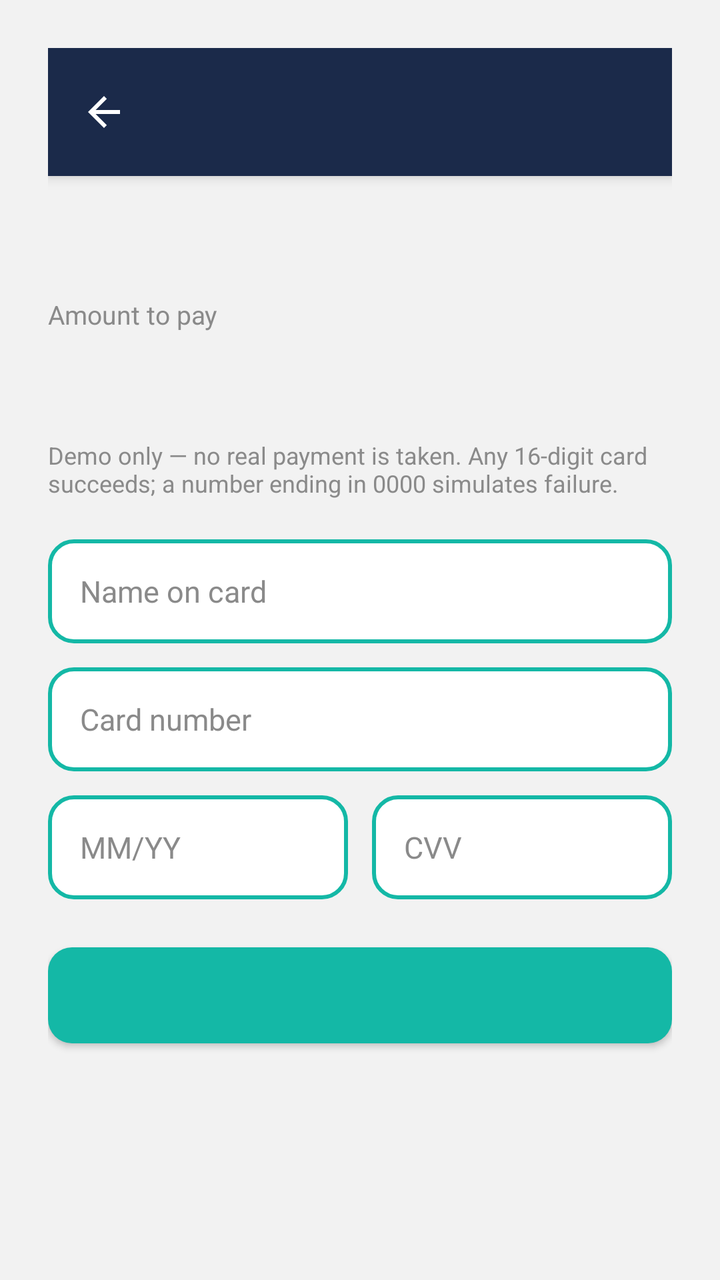
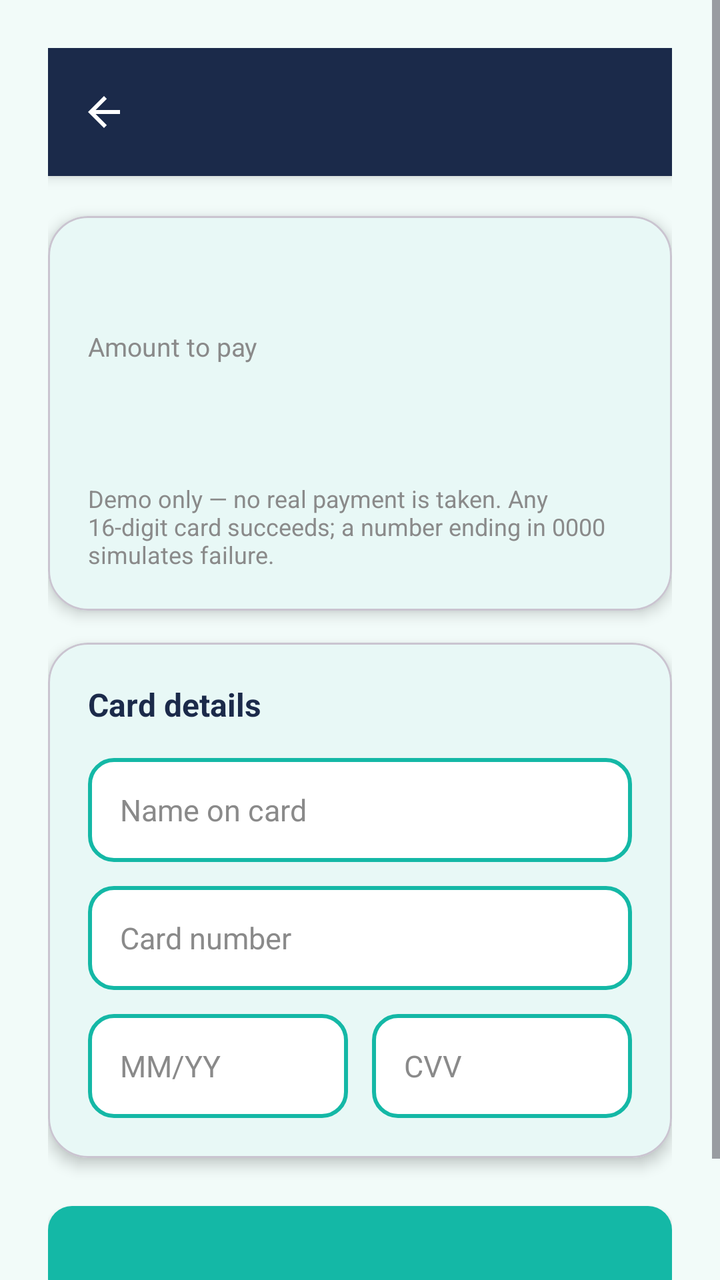

Two renders of the same Android screen: before a commit and after it. Below are the layout's source before the change and the commit's diff.
<!-- AndroidManifest.xml: application theme Theme.HairGo -->
<!-- res/layout/activity_mock_card_payment.xml -->
<?xml version="1.0" encoding="utf-8"?>
<ScrollView
    xmlns:android="http://schemas.android.com/apk/res/android"
    xmlns:app="http://schemas.android.com/apk/res-auto"
    android:layout_width="match_parent"
    android:layout_height="match_parent"
    android:fillViewport="true"
    android:background="@color/grey_light">

    <androidx.constraintlayout.widget.ConstraintLayout
        android:layout_width="match_parent"
        android:layout_height="wrap_content"
        android:padding="24dp">

        <include
            android:id="@+id/header"
            layout="@layout/component_header"
            app:layout_constraintTop_toTopOf="parent"
            app:layout_constraintStart_toStartOf="parent"
            app:layout_constraintEnd_toEndOf="parent"/>

        <TextView
            android:id="@+id/tvPaymentType"
            android:layout_width="0dp"
            android:layout_height="wrap_content"
            android:layout_marginTop="20dp"
            android:textColor="@color/heading"
            android:textSize="18sp"
            android:textStyle="bold"
            app:layout_constraintTop_toBottomOf="@id/header"
            app:layout_constraintStart_toStartOf="parent"
            app:layout_constraintEnd_toEndOf="parent"/>

        <TextView
            android:id="@+id/tvAmountLabel"
            android:layout_width="0dp"
            android:layout_height="wrap_content"
            android:layout_marginTop="16dp"
            android:text="@string/label_amount_due"
            android:textColor="@color/grey_medium"
            android:textSize="13sp"
            app:layout_constraintTop_toBottomOf="@id/tvPaymentType"
            app:layout_constraintStart_toStartOf="parent"
            app:layout_constraintEnd_toEndOf="parent"/>

        <TextView
            android:id="@+id/tvAmount"
            android:layout_width="0dp"
            android:layout_height="wrap_content"
            android:layout_marginTop="4dp"
            android:textColor="@color/heading"
            android:textSize="28sp"
            android:textStyle="bold"
            app:layout_constraintTop_toBottomOf="@id/tvAmountLabel"
            app:layout_constraintStart_toStartOf="parent"
            app:layout_constraintEnd_toEndOf="parent"/>

        <TextView
            android:id="@+id/tvDemoNote"
            android:layout_width="0dp"
            android:layout_height="wrap_content"
            android:layout_marginTop="12dp"
            android:text="@string/card_demo_note"
            android:textColor="@color/grey_medium"
            android:textSize="12sp"
            app:layout_constraintTop_toBottomOf="@id/tvAmount"
            app:layout_constraintStart_toStartOf="parent"
            app:layout_constraintEnd_toEndOf="parent"/>

        <EditText
            android:id="@+id/etCardholderName"
            android:layout_width="0dp"
            android:layout_height="wrap_content"
            android:layout_marginTop="20dp"
            android:minHeight="52dp"
            android:background="@drawable/bg_input_rounded"
            android:hint="@string/hint_cardholder_name"
            android:inputType="textPersonName|textCapWords"
            android:maxLines="1"
            android:paddingHorizontal="16dp"
            android:paddingVertical="12dp"
            android:textColor="@color/grey_dark"
            android:textColorHint="@color/grey_medium"
            android:textSize="15sp"
            app:layout_constraintTop_toBottomOf="@id/tvDemoNote"
            app:layout_constraintStart_toStartOf="parent"
            app:layout_constraintEnd_toEndOf="parent"/>

        <TextView
            android:id="@+id/tvNameError"
            android:layout_width="0dp"
            android:layout_height="wrap_content"
            android:layout_marginTop="4dp"
            android:textColor="@color/error"
            android:textSize="12sp"
            android:visibility="gone"
            app:layout_constraintTop_toBottomOf="@id/etCardholderName"
            app:layout_constraintStart_toStartOf="parent"
            app:layout_constraintEnd_toEndOf="parent"/>

        <EditText
            android:id="@+id/etCardNumber"
            android:layout_width="0dp"
            android:layout_height="wrap_content"
            android:layout_marginTop="12dp"
            android:minHeight="52dp"
            android:background="@drawable/bg_input_rounded"
            android:hint="@string/hint_card_number"
            android:inputType="number"
            android:digits="0123456789 "
            android:maxLength="19"
            android:maxLines="1"
            android:paddingHorizontal="16dp"
            android:paddingVertical="12dp"
            android:textColor="@color/grey_dark"
            android:textColorHint="@color/grey_medium"
            android:textSize="15sp"
            app:layout_constraintTop_toBottomOf="@id/tvNameError"
            app:layout_constraintStart_toStartOf="parent"
            app:layout_constraintEnd_toEndOf="parent"/>

        <TextView
            android:id="@+id/tvCardNumberError"
            android:layout_width="0dp"
            android:layout_height="wrap_content"
            android:layout_marginTop="4dp"
            android:textColor="@color/error"
            android:textSize="12sp"
            android:visibility="gone"
            app:layout_constraintTop_toBottomOf="@id/etCardNumber"
            app:layout_constraintStart_toStartOf="parent"
            app:layout_constraintEnd_toEndOf="parent"/>

        <LinearLayout
            android:id="@+id/rowExpiryCvv"
            android:layout_width="0dp"
            android:layout_height="wrap_content"
            android:layout_marginTop="12dp"
            android:orientation="horizontal"
            app:layout_constraintTop_toBottomOf="@id/tvCardNumberError"
            app:layout_constraintStart_toStartOf="parent"
            app:layout_constraintEnd_toEndOf="parent">

            <EditText
                android:id="@+id/etExpiry"
                android:layout_width="0dp"
                android:layout_height="wrap_content"
                android:layout_weight="1"
                android:minHeight="52dp"
                android:background="@drawable/bg_input_rounded"
                android:hint="@string/hint_card_expiry"
                android:inputType="number"
                android:maxLength="5"
                android:maxLines="1"
                android:paddingHorizontal="16dp"
                android:paddingVertical="12dp"
                android:textColor="@color/grey_dark"
                android:textColorHint="@color/grey_medium"
                android:textSize="15sp"/>

            <EditText
                android:id="@+id/etCvv"
                android:layout_width="0dp"
                android:layout_height="wrap_content"
                android:layout_weight="1"
                android:layout_marginStart="12dp"
                android:minHeight="52dp"
                android:background="@drawable/bg_input_rounded"
                android:hint="@string/hint_card_cvv"
                android:inputType="numberPassword"
                android:maxLength="3"
                android:maxLines="1"
                android:paddingHorizontal="16dp"
                android:paddingVertical="12dp"
                android:textColor="@color/grey_dark"
                android:textColorHint="@color/grey_medium"
                android:textSize="15sp"/>

        </LinearLayout>

        <TextView
            android:id="@+id/tvExpiryError"
            android:layout_width="0dp"
            android:layout_height="wrap_content"
            android:layout_marginTop="4dp"
            android:textColor="@color/error"
            android:textSize="12sp"
            android:visibility="gone"
            app:layout_constraintTop_toBottomOf="@id/rowExpiryCvv"
            app:layout_constraintStart_toStartOf="parent"
            app:layout_constraintEnd_toEndOf="parent"/>

        <TextView
            android:id="@+id/tvCvvError"
            android:layout_width="0dp"
            android:layout_height="wrap_content"
            android:layout_marginTop="4dp"
            android:textColor="@color/error"
            android:textSize="12sp"
            android:visibility="gone"
            app:layout_constraintTop_toBottomOf="@id/tvExpiryError"
            app:layout_constraintStart_toStartOf="parent"
            app:layout_constraintEnd_toEndOf="parent"/>

        <androidx.appcompat.widget.AppCompatButton
            android:id="@+id/btnPay"
            android:layout_width="0dp"
            android:layout_height="wrap_content"
            android:layout_marginTop="24dp"
            style="@style/ButtonPrimary"
            app:layout_constraintTop_toBottomOf="@id/tvCvvError"
            app:layout_constraintStart_toStartOf="parent"
            app:layout_constraintEnd_toEndOf="parent"/>

    </androidx.constraintlayout.widget.ConstraintLayout>
</ScrollView>
<!-- res/layout/component_header.xml (included above) -->
<?xml version="1.0" encoding="utf-8"?>
<androidx.constraintlayout.widget.ConstraintLayout
    xmlns:android="http://schemas.android.com/apk/res/android"
    xmlns:app="http://schemas.android.com/apk/res-auto"
    android:layout_width="match_parent"
    android:layout_height="64dp"
    android:background="@color/navy"
    android:elevation="4dp">

    <ImageButton
        android:id="@+id/btnBack"
        android:layout_width="40dp"
        android:layout_height="40dp"
        android:background="@android:color/transparent"
        android:src="@drawable/ic_back_arrow"
        app:layout_constraintTop_toTopOf="parent"
        app:layout_constraintBottom_toBottomOf="parent"
        app:layout_constraintStart_toStartOf="parent"
        android:layout_marginStart="8dp"/>

    <TextView
        android:id="@+id/tvHeaderTitle"
        android:layout_width="wrap_content"
        android:layout_height="wrap_content"
        android:textColor="@color/white"
        android:textSize="20sp"
        android:textStyle="bold"
        app:layout_constraintTop_toTopOf="parent"
        app:layout_constraintBottom_toBottomOf="parent"
        app:layout_constraintStart_toStartOf="parent"
        app:layout_constraintEnd_toEndOf="parent"/>

</androidx.constraintlayout.widget.ConstraintLayout>
<!-- resources referenced by this layout -->
<resources>
  <color name="error">#D9534F</color>
  <color name="grey_dark">#333333</color>
  <color name="grey_light">#F2F2F2</color>
  <color name="grey_medium">#8A8A8A</color>
  <color name="heading">#1B2A4A</color>
  <color name="navy">#1B2A4A</color>
  <color name="white">#FFFFFF</color>
  <!-- drawable bg_input_rounded (drawable) -->
  <?xml version="1.0" encoding="utf-8"?>
  <shape xmlns:android="http://schemas.android.com/apk/res/android"
      android:shape="rectangle">
      <solid android:color="@color/surface" />
      <stroke
          android:width="2dp"
          android:color="@color/teal" />
      <corners android:radius="12dp" />
  </shape>
  <!-- drawable ic_back_arrow (drawable) -->
  <vector xmlns:android="http://schemas.android.com/apk/res/android"
      android:width="24dp" android:height="24dp"
      android:viewportWidth="24" android:viewportHeight="24">
      <path android:fillColor="#FFFFFFFF"
          android:pathData="M20,11H7.83l5.59,-5.59L12,4l-8,8 8,8 1.41,-1.41L7.83,13H20v-2z"/>
  </vector>
  <string name="card_demo_note">Demo only — no real payment is taken. Any 16-digit card succeeds; a number ending in 0000 simulates failure.</string>
  <string name="hint_card_cvv">CVV</string>
  <string name="hint_card_expiry">MM/YY</string>
  <string name="hint_card_number">Card number</string>
  <string name="hint_cardholder_name">Name on card</string>
  <string name="label_amount_due">Amount to pay</string>
  <style name="ButtonPrimary" parent="Widget.AppCompat.Button">
          <item name="android:background">@drawable/bg_button_teal</item>
          <item name="android:textColor">@color/white</item>
          <item name="android:textSize">16sp</item>
          <item name="android:textStyle">bold</item>
          <item name="android:textAllCaps">false</item>
          <item name="android:layout_height">56dp</item>
      </style>
  <style name="Theme.HairGo" parent="Base.Theme.HairGo">
          <item name="snackbarStyle">@style/Widget.HairGo.Snackbar</item>
      </style>
  <color name="surface">#FFFFFF</color>
  <color name="teal">#14B8A6</color>
  <!-- drawable bg_button_teal (drawable) -->
  <?xml version="1.0" encoding="utf-8"?>
  <shape xmlns:android="http://schemas.android.com/apk/res/android"
      android:shape="rectangle">
      <solid android:color="@color/teal"/>
      <corners android:radius="12dp"/>
  </shape>
  <style name="Base.Theme.HairGo" parent="Theme.Material3.DayNight.NoActionBar">
          <item name="colorPrimary">@color/teal</item>
          <item name="colorOnPrimary">@color/white</item>
          <item name="colorSurface">@color/surface</item>
          <item name="colorOnSurface">@color/text_primary</item>
          <item name="colorSurfaceVariant">@color/grey_light</item>
          <item name="colorOnSurfaceVariant">@color/grey_medium</item>
          <item name="colorOutline">@color/grey_border</item>
          <item name="android:colorBackground">@color/grey_light</item>
      </style>
  <style name="Widget.HairGo.Snackbar" parent="Widget.Material3.Snackbar">
          <item name="backgroundTint">@color/navy</item>
          <item name="android:textColor">@color/white</item>
          <item name="shapeAppearanceOverlay">@style/ShapeAppearanceOverlay.HairGo_Snackbar</item>
      </style>
  <color name="text_primary">#1A1A1A</color>
  <color name="grey_border">#E0E0E0</color>
  <style name="ShapeAppearanceOverlay.HairGo_Snackbar" parent="">
          <item name="cornerFamily">rounded</item>
          <item name="cornerSize">16dp</item>
      </style>
</resources>

<!-- the commit's change to res/layout/activity_mock_card_payment.xml (unified diff, before → after) -->
@@ -5,7 +5,7 @@
     android:layout_width="match_parent"
     android:layout_height="match_parent"
     android:fillViewport="true"
-    android:background="@color/grey_light">
+    android:background="@color/home_bg">
 
     <androidx.constraintlayout.widget.ConstraintLayout
         android:layout_width="match_parent"
@@ -19,198 +19,217 @@
             app:layout_constraintStart_toStartOf="parent"
             app:layout_constraintEnd_toEndOf="parent"/>
 
-        <TextView
-            android:id="@+id/tvPaymentType"
+        <com.google.android.material.card.MaterialCardView
+            android:id="@+id/cardPaymentSummary"
             android:layout_width="0dp"
             android:layout_height="wrap_content"
             android:layout_marginTop="20dp"
-            android:textColor="@color/heading"
-            android:textSize="18sp"
-            android:textStyle="bold"
+            app:cardBackgroundColor="@color/surface"
+            app:cardCornerRadius="20dp"
+            app:cardElevation="4dp"
             app:layout_constraintTop_toBottomOf="@id/header"
             app:layout_constraintStart_toStartOf="parent"
-            app:layout_constraintEnd_toEndOf="parent"/>
-
-        <TextView
-            android:id="@+id/tvAmountLabel"
+            app:layout_constraintEnd_toEndOf="parent">
+
+            <LinearLayout
+                android:layout_width="match_parent"
+                android:layout_height="wrap_content"
+                android:orientation="vertical"
+                android:padding="20dp">
+
+                <TextView
+                    android:id="@+id/tvPaymentType"
+                    android:layout_width="match_parent"
+                    android:layout_height="wrap_content"
+                    android:textColor="@color/navy"
+                    android:textSize="18sp"
+                    android:textStyle="bold"/>
+
+                <TextView
+                    android:id="@+id/tvAmountLabel"
+                    android:layout_width="match_parent"
+                    android:layout_height="wrap_content"
+                    android:layout_marginTop="12dp"
+                    android:text="@string/label_amount_due"
+                    android:textColor="@color/grey_medium"
+                    android:textSize="13sp"/>
+
+                <TextView
+                    android:id="@+id/tvAmount"
+                    android:layout_width="match_parent"
+                    android:layout_height="wrap_content"
+                    android:layout_marginTop="4dp"
+                    android:textColor="@color/heading"
+                    android:textSize="32sp"
+                    android:textStyle="bold"/>
+
+                <TextView
+                    android:id="@+id/tvDemoNote"
+                    android:layout_width="match_parent"
+                    android:layout_height="wrap_content"
+                    android:layout_marginTop="12dp"
+                    android:text="@string/card_demo_note"
+                    android:textColor="@color/grey_medium"
+                    android:textSize="12sp"/>
+            </LinearLayout>
+        </com.google.android.material.card.MaterialCardView>
+
+        <com.google.android.material.card.MaterialCardView
+            android:id="@+id/cardCardDetails"
             android:layout_width="0dp"
             android:layout_height="wrap_content"
             android:layout_marginTop="16dp"
-            android:text="@string/label_amount_due"
-            android:textColor="@color/grey_medium"
-            android:textSize="13sp"
-            app:layout_constraintTop_toBottomOf="@id/tvPaymentType"
-            app:layout_constraintStart_toStartOf="parent"
-            app:layout_constraintEnd_toEndOf="parent"/>
-
-        <TextView
-            android:id="@+id/tvAmount"
-            android:layout_width="0dp"
-            android:layout_height="wrap_content"
-            android:layout_marginTop="4dp"
-            android:textColor="@color/heading"
-            android:textSize="28sp"
-            android:textStyle="bold"
-            app:layout_constraintTop_toBottomOf="@id/tvAmountLabel"
-            app:layout_constraintStart_toStartOf="parent"
-            app:layout_constraintEnd_toEndOf="parent"/>
-
-        <TextView
-            android:id="@+id/tvDemoNote"
-            android:layout_width="0dp"
-            android:layout_height="wrap_content"
-            android:layout_marginTop="12dp"
-            android:text="@string/card_demo_note"
-            android:textColor="@color/grey_medium"
-            android:textSize="12sp"
-            app:layout_constraintTop_toBottomOf="@id/tvAmount"
-            app:layout_constraintStart_toStartOf="parent"
-            app:layout_constraintEnd_toEndOf="parent"/>
-
-        <EditText
-            android:id="@+id/etCardholderName"
-            android:layout_width="0dp"
-            android:layout_height="wrap_content"
-            android:layout_marginTop="20dp"
-            android:minHeight="52dp"
-            android:background="@drawable/bg_input_rounded"
-            android:hint="@string/hint_cardholder_name"
-            android:inputType="textPersonName|textCapWords"
-            android:maxLines="1"
-            android:paddingHorizontal="16dp"
-            android:paddingVertical="12dp"
-            android:textColor="@color/grey_dark"
-            android:textColorHint="@color/grey_medium"
-            android:textSize="15sp"
-            app:layout_constraintTop_toBottomOf="@id/tvDemoNote"
-            app:layout_constraintStart_toStartOf="parent"
-            app:layout_constraintEnd_toEndOf="parent"/>
-
-        <TextView
-            android:id="@+id/tvNameError"
-            android:layout_width="0dp"
-            android:layout_height="wrap_content"
-            android:layout_marginTop="4dp"
-            android:textColor="@color/error"
-            android:textSize="12sp"
-            android:visibility="gone"
-            app:layout_constraintTop_toBottomOf="@id/etCardholderName"
-            app:layout_constraintStart_toStartOf="parent"
-            app:layout_constraintEnd_toEndOf="parent"/>
-
-        <EditText
-            android:id="@+id/etCardNumber"
-            android:layout_width="0dp"
-            android:layout_height="wrap_content"
-            android:layout_marginTop="12dp"
-            android:minHeight="52dp"
-            android:background="@drawable/bg_input_rounded"
-            android:hint="@string/hint_card_number"
-            android:inputType="number"
-            android:digits="0123456789 "
-            android:maxLength="19"
-            android:maxLines="1"
-            android:paddingHorizontal="16dp"
-            android:paddingVertical="12dp"
-            android:textColor="@color/grey_dark"
-            android:textColorHint="@color/grey_medium"
-            android:textSize="15sp"
-            app:layout_constraintTop_toBottomOf="@id/tvNameError"
-            app:layout_constraintStart_toStartOf="parent"
-            app:layout_constraintEnd_toEndOf="parent"/>
-
-        <TextView
-            android:id="@+id/tvCardNumberError"
-            android:layout_width="0dp"
-            android:layout_height="wrap_content"
-            android:layout_marginTop="4dp"
-            android:textColor="@color/error"
-            android:textSize="12sp"
-            android:visibility="gone"
-            app:layout_constraintTop_toBottomOf="@id/etCardNumber"
-            app:layout_constraintStart_toStartOf="parent"
-            app:layout_constraintEnd_toEndOf="parent"/>
-
-        <LinearLayout
-            android:id="@+id/rowExpiryCvv"
-            android:layout_width="0dp"
-            android:layout_height="wrap_content"
-            android:layout_marginTop="12dp"
-            android:orientation="horizontal"
-            app:layout_constraintTop_toBottomOf="@id/tvCardNumberError"
+            app:cardBackgroundColor="@color/surface"
+            app:cardCornerRadius="20dp"
+            app:cardElevation="4dp"
+            app:layout_constraintTop_toBottomOf="@id/cardPaymentSummary"
             app:layout_constraintStart_toStartOf="parent"
             app:layout_constraintEnd_toEndOf="parent">
 
-            <EditText
-                android:id="@+id/etExpiry"
-                android:layout_width="0dp"
+            <LinearLayout
+                android:layout_width="match_parent"
                 android:layout_height="wrap_content"
-                android:layout_weight="1"
-                android:minHeight="52dp"
-                android:background="@drawable/bg_input_rounded"
-                android:hint="@string/hint_card_expiry"
-                android:inputType="number"
-                android:maxLength="5"
-                android:maxLines="1"
-                android:paddingHorizontal="16dp"
-                android:paddingVertical="12dp"
-                android:textColor="@color/grey_dark"
-                android:textColorHint="@color/grey_medium"
-                android:textSize="15sp"/>
-
-            <EditText
-                android:id="@+id/etCvv"
-                android:layout_width="0dp"
-                android:layout_height="wrap_content"
-                android:layout_weight="1"
-                android:layout_marginStart="12dp"
-                android:minHeight="52dp"
-                android:background="@drawable/bg_input_rounded"
-                android:hint="@string/hint_card_cvv"
-                android:inputType="numberPassword"
-                android:maxLength="3"
-                android:maxLines="1"
-                android:paddingHorizontal="16dp"
-                android:paddingVertical="12dp"
-                android:textColor="@color/grey_dark"
-                android:textColorHint="@color/grey_medium"
-                android:textSize="15sp"/>
-
-        </LinearLayout>
-
-        <TextView
-            android:id="@+id/tvExpiryError"
-            android:layout_width="0dp"
-            android:layout_height="wrap_content"
-            android:layout_marginTop="4dp"
-            android:textColor="@color/error"
-            android:textSize="12sp"
-            android:visibility="gone"
-            app:layout_constraintTop_toBottomOf="@id/rowExpiryCvv"
-            app:layout_constraintStart_toStartOf="parent"
-            app:layout_constraintEnd_toEndOf="parent"/>
-
-        <TextView
-            android:id="@+id/tvCvvError"
-            android:layout_width="0dp"
-            android:layout_height="wrap_content"
-            android:layout_marginTop="4dp"
-            android:textColor="@color/error"
-            android:textSize="12sp"
-            android:visibility="gone"
-            app:layout_constraintTop_toBottomOf="@id/tvExpiryError"
-            app:layout_constraintStart_toStartOf="parent"
-            app:layout_constraintEnd_toEndOf="parent"/>
+                android:orientation="vertical"
+                android:padding="20dp">
+
+                <TextView
+                    android:layout_width="match_parent"
+                    android:layout_height="wrap_content"
+                    android:text="Card details"
+                    android:textColor="@color/navy"
+                    android:textSize="16sp"
+                    android:textStyle="bold"/>
+
+                <EditText
+                    android:id="@+id/etCardholderName"
+                    android:layout_width="match_parent"
+                    android:layout_height="wrap_content"
+                    android:layout_marginTop="16dp"
+                    android:minHeight="52dp"
+                    android:background="@drawable/bg_input_rounded"
+                    android:hint="@string/hint_cardholder_name"
+                    android:inputType="textPersonName|textCapWords"
+                    android:maxLines="1"
+                    android:paddingHorizontal="16dp"
+                    android:paddingVertical="12dp"
+                    android:textColor="@color/grey_dark"
+                    android:textColorHint="@color/grey_medium"
+                    android:textSize="15sp"/>
+
+
+
+                <TextView
+                    android:id="@+id/tvNameError"
+                    android:layout_width="match_parent"
+                    android:layout_height="wrap_content"
+                    android:layout_marginTop="4dp"
+                    android:textColor="@color/error"
+                    android:textSize="12sp"
+                    android:visibility="gone"/>
+
+                <EditText
+                    android:id="@+id/etCardNumber"
+                    android:layout_width="match_parent"
+                    android:layout_height="wrap_content"
+                    android:layout_marginTop="12dp"
+                    android:minHeight="52dp"
+                    android:background="@drawable/bg_input_rounded"
+                    android:hint="@string/hint_card_number"
+                    android:inputType="number"
+                    android:digits="0123456789 "
+                    android:maxLength="19"
+                    android:maxLines="1"
+                    android:paddingHorizontal="16dp"
+                    android:paddingVertical="12dp"
+                    android:textColor="@color/grey_dark"
+                    android:textColorHint="@color/grey_medium"
+                    android:textSize="15sp"/>
+
+                <TextView
+                    android:id="@+id/tvCardNumberError"
+                    android:layout_width="match_parent"
+                    android:layout_height="wrap_content"
+                    android:layout_marginTop="4dp"
+                    android:textColor="@color/error"
+                    android:textSize="12sp"
+                    android:visibility="gone"/>
+
+                <LinearLayout
+                    android:id="@+id/rowExpiryCvv"
+                    android:layout_width="match_parent"
+                    android:layout_height="wrap_content"
+                    android:layout_marginTop="12dp"
+                    android:orientation="horizontal">
+
+                    <EditText
+                        android:id="@+id/etExpiry"
+                        android:layout_width="0dp"
+                        android:layout_height="wrap_content"
+                        android:layout_weight="1"
+                        android:minHeight="52dp"
+                        android:background="@drawable/bg_input_rounded"
+                        android:hint="@string/hint_card_expiry"
+                        android:inputType="number"
+                        android:maxLength="5"
+                        android:maxLines="1"
+                        android:paddingHorizontal="16dp"
+                        android:paddingVertical="12dp"
+                        android:textColor="@color/grey_dark"
+                        android:textColorHint="@color/grey_medium"
+                        android:textSize="15sp"/>
+
+                    <EditText
+                        android:id="@+id/etCvv"
+                        android:layout_width="0dp"
+                        android:layout_height="wrap_content"
+                        android:layout_weight="1"
+                        android:layout_marginStart="12dp"
+                        android:minHeight="52dp"
+                        android:background="@drawable/bg_input_rounded"
+                        android:hint="@string/hint_card_cvv"
+                        android:inputType="numberPassword"
+                        android:maxLength="3"
+                        android:maxLines="1"
+                        android:paddingHorizontal="16dp"
+                        android:paddingVertical="12dp"
+                        android:textColor="@color/grey_dark"
+                        android:textColorHint="@color/grey_medium"
+                        android:textSize="15sp"/>
+
+                </LinearLayout>
+
+                <TextView
+                    android:id="@+id/tvExpiryError"
+                    android:layout_width="match_parent"
+                    android:layout_height="wrap_content"
+                    android:layout_marginTop="4dp"
+                    android:textColor="@color/error"
+                    android:textSize="12sp"
+                    android:visibility="gone"/>
+
+                <TextView
+                    android:id="@+id/tvCvvError"
+                    android:layout_width="match_parent"
+                    android:layout_height="wrap_content"
+                    android:layout_marginTop="4dp"
+                    android:textColor="@color/error"
+                    android:textSize="12sp"
+                    android:visibility="gone"/>
+            </LinearLayout>
+        </com.google.android.material.card.MaterialCardView>
 
         <androidx.appcompat.widget.AppCompatButton
             android:id="@+id/btnPay"
             android:layout_width="0dp"
             android:layout_height="wrap_content"
             android:layout_marginTop="24dp"
+            android:layout_marginBottom="32dp"
             style="@style/ButtonPrimary"
-            app:layout_constraintTop_toBottomOf="@id/tvCvvError"
-            app:layout_constraintStart_toStartOf="parent"
-            app:layout_constraintEnd_toEndOf="parent"/>
+            app:layout_constraintTop_toBottomOf="@id/cardCardDetails"
+            app:layout_constraintStart_toStartOf="parent"
+            app:layout_constraintEnd_toEndOf="parent"
+            app:layout_constraintBottom_toBottomOf="parent"
+            app:layout_constraintVertical_bias="0"/>
 
     </androidx.constraintlayout.widget.ConstraintLayout>
 </ScrollView>
<!-- resource entries referenced after the edit -->
@@ -5,6 +5,7 @@
   <color name="grey_light">#F2F2F2</color>
   <color name="grey_medium">#8A8A8A</color>
   <color name="heading">#1B2A4A</color>
+  <color name="home_bg">#F2FBF9</color>
   <color name="navy">#1B2A4A</color>
   <color name="white">#FFFFFF</color>
   <!-- drawable bg_input_rounded (drawable) -->
@@ -56,7 +57,7 @@
           <item name="colorSurface">@color/surface</item>
           <item name="colorOnSurface">@color/text_primary</item>
           <item name="colorSurfaceVariant">@color/grey_light</item>
-          <item name="colorOnSurfaceVariant">@color/grey_medium</item>
+          <item name="colorOnSurfaceVariant">@color/text_primary</item>
           <item name="colorOutline">@color/grey_border</item>
           <item name="android:colorBackground">@color/grey_light</item>
       </style>
